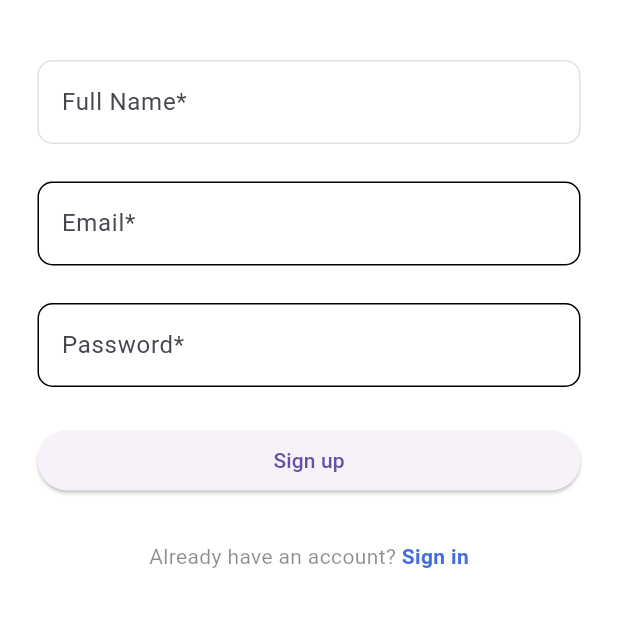
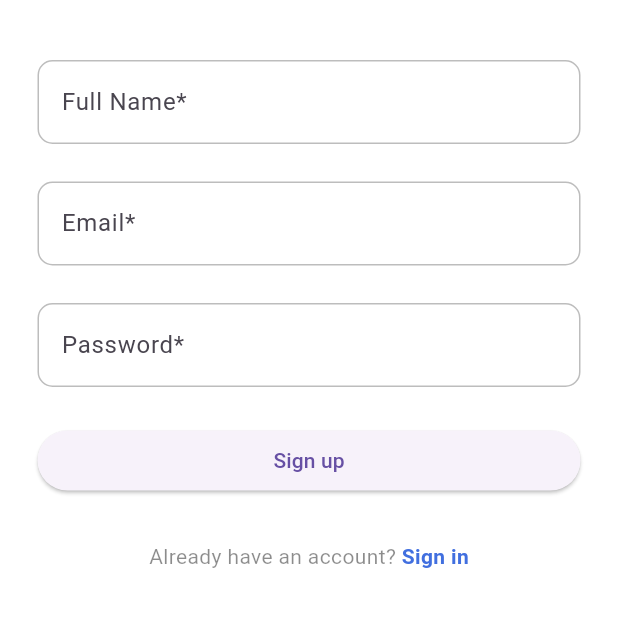
Before and after one commit to ravidkrisi/help_app, a Flutter app: the screen it shows after launch, after a tap on "sign up", on a phone screen of 412 x 824 dp, the part 441-1068 px from its top. Run offline on Flutter 3.47's test engine with Material 3 defaults, Android fonts, the phone set to English and light mode, and no system bars; our stand-ins replace cloud_firestore, firebase_auth, firebase_core, flutter_form_builder, icons_plus; accounts and stored records are empty.

Commit message:
final commit before semi presentation

```diff
--- a/lib/pages/Bottom_Navigation_Template.dart
+++ b/lib/pages/Bottom_Navigation_Template.dart
@@ -1,5 +1,5 @@
 import 'package:flutter/material.dart';
-import 'package:firebase_auth/firebase_auth.dart';
+//import 'package:firebase_auth/firebase_auth.dart';
 import 'package:cloud_firestore/cloud_firestore.dart';
 import 'package:help_app/pages/home_page_provider.dart';
 import 'package:help_app/pages/home_page_customer.dart';
--- a/lib/pages/customer_sign_up_page.dart
+++ b/lib/pages/customer_sign_up_page.dart
@@ -36,8 +36,9 @@ class _CustomerSignUpPageState extends State<CustomerSignUpPage> {
   final TextEditingController _nameController = TextEditingController();
 
   // decoration variables
-  Color _emailBorderColor = Colors.black;
-  Color _passwordBorderColor = Colors.black;
+  Color _nameBorderColor = Colors.black26;
+  Color _emailBorderColor = Colors.black26;
+  Color _passwordBorderColor = Colors.black26;
 
   // send user email and password to Firebase Auth
   Future<void> _signUpFunc(BuildContext context) async {
@@ -153,17 +154,17 @@ class _CustomerSignUpPageState extends State<CustomerSignUpPage> {
                             label: const Text('Full Name*'),
                             hintText: 'Enter Full Name',
                             hintStyle: const TextStyle(
-                              color: Colors.black26,
+                              color: Colors.black12,
                             ),
                             border: OutlineInputBorder(
-                              borderSide: const BorderSide(
-                                color: Colors.black12, // Default border color
+                              borderSide: BorderSide(
+                                color: _nameBorderColor, // Default border color
                               ),
                               borderRadius: BorderRadius.circular(10),
                             ),
                             enabledBorder: OutlineInputBorder(
-                              borderSide: const BorderSide(
-                                color: Colors.black12, // Default border color
+                              borderSide: BorderSide(
+                                color: _nameBorderColor, // Default border color
                               ),
                               borderRadius: BorderRadius.circular(10),
                             ),
@@ -191,7 +192,7 @@ class _CustomerSignUpPageState extends State<CustomerSignUpPage> {
                             label: const Text('Email*'),
                             hintText: 'Enter Email',
                             hintStyle: const TextStyle(
-                              color: Colors.black26,
+                              color: Colors.black12,
                             ),
                             border: OutlineInputBorder(
                               borderSide: BorderSide(
--- a/lib/pages/customer_welcome_page.dart
+++ b/lib/pages/customer_welcome_page.dart
@@ -49,16 +49,15 @@ class CustomerWelcomePage extends StatelessWidget {
                         text: const TextSpan(
                           children: [
                             TextSpan(
-                                text: 'HELPAPP\n',
+                                text: 'HelpApp\n',
                                 style: TextStyle(
+                                  color: Colors.black,
                                   fontSize: 45.0,
                                   fontWeight: FontWeight.w600,
                                 )),
                             TextSpan(
-                                //text: '\logo here? diff background?',
                                 style: TextStyle(
                               fontSize: 20,
-                              // height: 0,
                             ))
                           ],
                         ),
--- a/lib/pages/provider_welcome_page.dart
+++ b/lib/pages/provider_welcome_page.dart
@@ -50,8 +50,9 @@ class ProviderWelcomePage extends StatelessWidget {
                         text: const TextSpan(
                           children: [
                             TextSpan(
-                                text: 'HELPAPP\n',
+                                text: 'HelpApp\n',
                                 style: TextStyle(
+                                  color: Colors.black,
                                   fontSize: 45.0,
                                   fontWeight: FontWeight.w600,
                                 )),
```
Also changed, not shown: lib/objects/provider_user.dart (+1 -7 lines), lib/objects/user.dart (+2 -9 lines), lib/pages/provider_sign_up_page.dart (+10 -4 lines).
